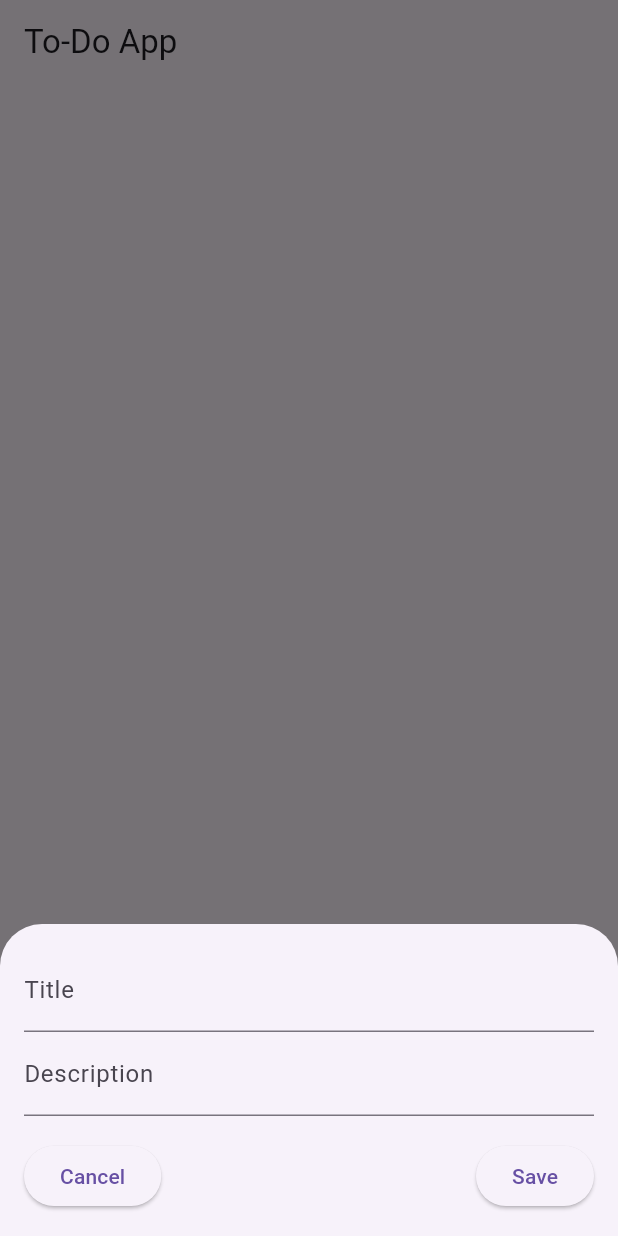
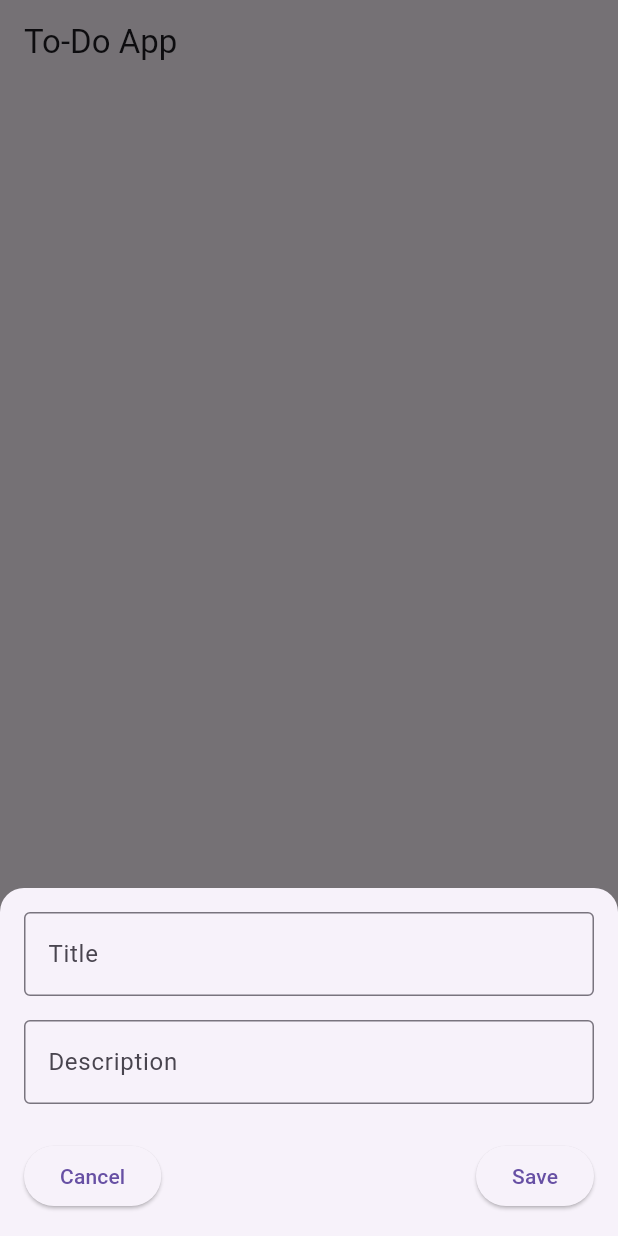
Before and after one commit to AswinAzikar/makemylist, a Flutter app: the screen it shows after launch, after a tap on the "add" icon, on a phone screen of 412 x 824 dp. Run offline on Flutter 3.47's test engine with Material 3 defaults, Android fonts, the phone set to English and light mode, and no system bars; our stand-ins replace flutter_bloc, sqflite; accounts and stored records are empty.

Commit message:
Refactor ModalBottomSheet to use static method for displaying the modal and improve UI layout

```diff
--- a/lib/views/home_view.dart
+++ b/lib/views/home_view.dart
@@ -3,7 +3,6 @@ import 'package:flutter_bloc/flutter_bloc.dart';
 import 'package:makemylist/bloc/todo_bloc.dart';
 
 import 'package:makemylist/widgets/modal_bottom_sheet.dart';
-
 
 class HomeView extends StatelessWidget {
   const HomeView({super.key});
@@ -39,10 +38,7 @@ class HomeView extends StatelessWidget {
         },
       ),
       floatingActionButton: FloatingActionButton(
-        onPressed: () => showModalBottomSheet(
-          context: context,
-          builder: (_) => ModalBottomSheet(),
-        ),
+        onPressed: () => ModalBottomSheet.show(context),
         child: Icon(Icons.add),
       ),
     );
--- a/lib/widgets/modal_bottom_sheet.dart
+++ b/lib/widgets/modal_bottom_sheet.dart
@@ -3,28 +3,46 @@ import 'package:flutter_bloc/flutter_bloc.dart';
 import 'package:makemylist/bloc/todo_bloc.dart';
 import 'package:makemylist/models/todo_model.dart';
 
-class ModalBottomSheet extends StatelessWidget {
+class ModalBottomSheet {
+  static void show(BuildContext context) {
     final _titleController = TextEditingController();
     final _descriptionController = TextEditingController();
 
-  ModalBottomSheet({super.key});
-
-  @override
-  Widget build(BuildContext context) {
+    showModalBottomSheet(
+      context: context,
+      isScrollControlled:
+          true, // Ensures the keyboard doesn't overlap the modal
+      shape: RoundedRectangleBorder(
+        borderRadius: BorderRadius.vertical(top: Radius.circular(16.0)),
+      ),
+      builder: (_) {
         return Padding(
-      padding: const EdgeInsets.all(16.0),
+          padding: EdgeInsets.only(
+            left: 16.0,
+            right: 16.0,
+            bottom: MediaQuery.of(context).viewInsets.bottom +
+                16.0, // Adjust for keyboard
+            top: 16.0,
+          ),
           child: Column(
             mainAxisSize: MainAxisSize.min,
             children: [
               TextField(
                 controller: _titleController,
-            decoration: InputDecoration(labelText: 'Title'),
+                decoration: InputDecoration(
+                  labelText: 'Title',
+                  border: OutlineInputBorder(),
                 ),
+              ),
+              SizedBox(height: 16.0),
               TextField(
                 controller: _descriptionController,
-            decoration: InputDecoration(labelText: 'Description'),
+                decoration: InputDecoration(
+                  labelText: 'Description',
+                  border: OutlineInputBorder(),
                 ),
-          SizedBox(height: 16),
+              ),
+              SizedBox(height: 24.0),
               Row(
                 mainAxisAlignment: MainAxisAlignment.spaceBetween,
                 children: [
@@ -38,10 +56,20 @@ class ModalBottomSheet extends StatelessWidget {
                       final description = _descriptionController.text;
                       if (title.isNotEmpty && description.isNotEmpty) {
                         context.read<TodoBloc>().add(
-                          AddTodoEvent(TodoModel(
-                              title: title, description: description)),
+                              AddTodoEvent(
+                                TodoModel(
+                                  title: title,
+                                  description: description,
+                                ),
+                              ),
                             );
                         Navigator.pop(context);
+                      } else {
+                        ScaffoldMessenger.of(context).showSnackBar(
+                          SnackBar(
+                            content: Text('Please fill in all fields!'),
+                          ),
+                        );
                       }
                     },
                     child: Text('Save'),
@@ -51,5 +79,7 @@ class ModalBottomSheet extends StatelessWidget {
             ],
           ),
         );
+      },
+    );
   }
 }
```
Lines whose indentation alone changed are shown as unchanged.
